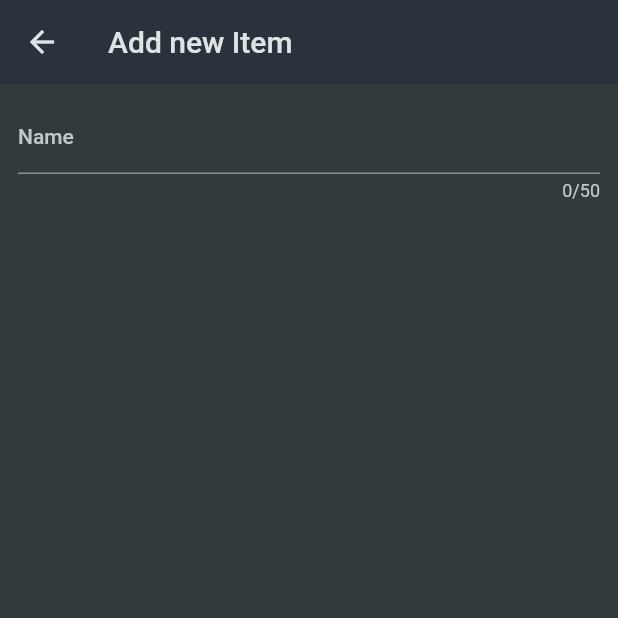
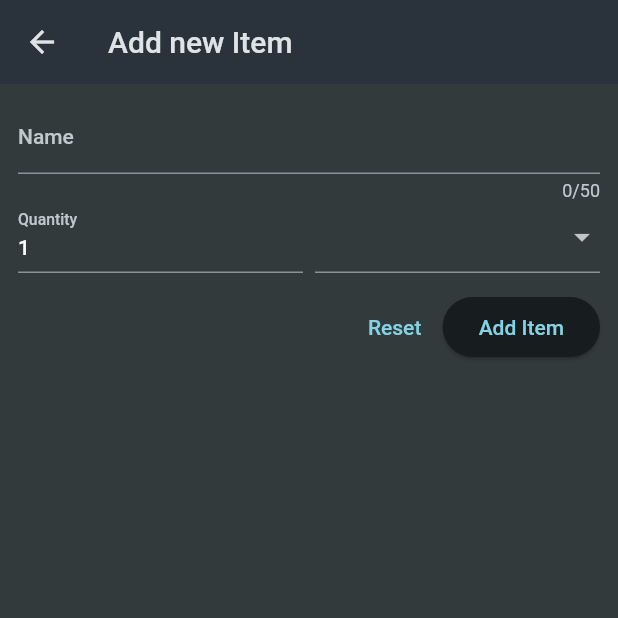
Before and after one commit to NikhilD1998/shopping-list-app, a Flutter app: the NewItem screen opened directly, on a phone screen of 412 x 824 dp, the top half of it. Run offline on Flutter 3.47's test engine with Material 2 defaults, Android fonts, the phone set to English and light mode, and no system bars; missing offline and left inert: dart:ffi.

Commit message:
Added From Buttons

```diff
--- a/lib/widgets/new_item.dart
+++ b/lib/widgets/new_item.dart
@@ -1,4 +1,7 @@
+import 'dart:ffi';
+
 import 'package:flutter/material.dart';
+import 'package:shopping_list_app/data/categories.dart';
 
 class NewItem extends StatefulWidget {
   const NewItem({super.key});
@@ -29,9 +32,68 @@ class _NewItemState extends State<NewItem> {
                 validator: (value) {
                   return 'demo...';
                 },
+              ),
+              Row(
+                crossAxisAlignment: CrossAxisAlignment.end,
+                children: [
+                  Expanded(
+                    child: TextFormField(
+                      decoration: InputDecoration(
+                        label: Text(
+                          'Quantity',
+                        ),
+                      ),
+                      initialValue: '1',
+                    ),
+                  ),
+                  SizedBox(
+                    width: 8,
+                  ),
+                  Expanded(
+                    child: DropdownButtonFormField(items: [
+                      for (final category in categories.entries)
+                        DropdownMenuItem(
+                            value: category.value,
+                            child: Row(
+                              children: [
+                                Container(
+                                  width: 16,
+                                  height: 16,
+                                  color: category.value.color,
+                                ),
+                                SizedBox(
+                                  width: 6,
+                                ),
+                                Text(category.value.title)
+                              ],
+                            ))
+                    ], onChanged: (value) {}),
                   )
                 ],
-        )),
+              ),
+              SizedBox(
+                height: 12,
+              ),
+              Row(
+                mainAxisAlignment: MainAxisAlignment.end,
+                children: [
+                  TextButton(
+                    onPressed: () {},
+                    child: Text(
+                      'Reset',
+                    ),
+                  ),
+                  ElevatedButton(
+                    onPressed: () {},
+                    child: Text(
+                      'Add Item',
+                    ),
+                  ),
+                ],
+              )
+            ],
+          ),
+        ),
       ),
     );
   }
```
Lines whose indentation alone changed are shown as unchanged.
